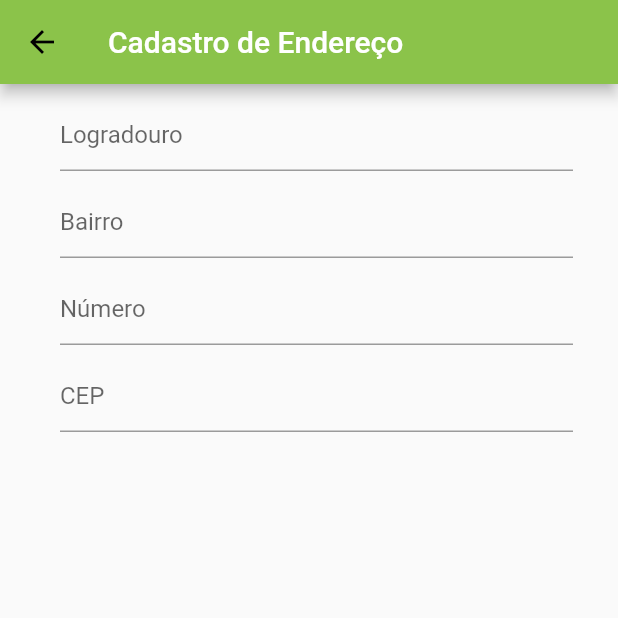
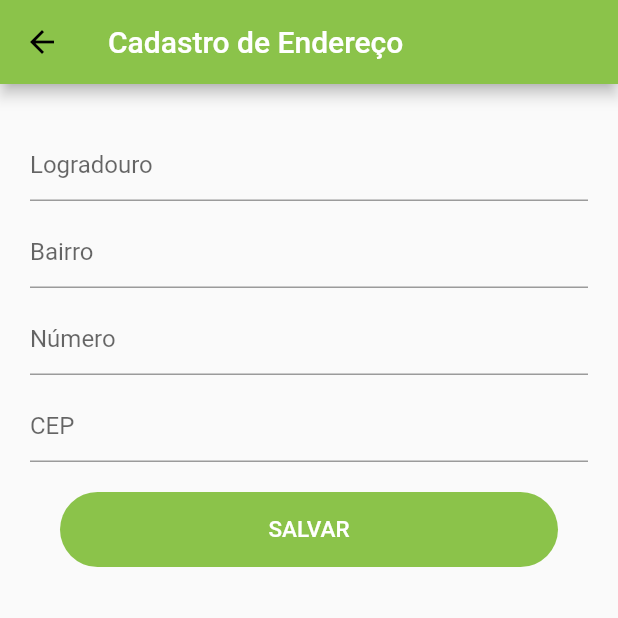
Before and after one commit to BOOMERS-inovathon-2022/inovathon_2022, a Flutter app: the AddressRegistrationPage screen opened directly, on a phone screen of 412 x 824 dp, the top half of it. Run offline on Flutter 3.47's test engine with Material 2 defaults, Android fonts, the phone set to English and light mode, and no system bars; our stand-ins replace carousel_slider, firebase_core; accounts and stored records are empty; network calls fail.

Commit message:
Correção nos inputs

```diff
--- a/lib/ui/screen/address_registration/address_registration_widget.dart
+++ b/lib/ui/screen/address_registration/address_registration_widget.dart
@@ -1,6 +1,7 @@
 import 'package:flutter/material.dart';
 import 'package:inovathon_2022/ui/screen/address_registration/address_registration_page.dart';
 
+import '../../shared/shared_button.dart';
 import '../../shared/shared_input.dart';
 
 class AddressRegistrationWidget extends State<AddressRegistrationPage> {
@@ -16,9 +17,8 @@ class AddressRegistrationWidget extends State<AddressRegistrationPage> {
             ),
           ),
         ),
-        body: Center(
-          child: Container(
-            padding: const EdgeInsets.only(right: 30),
+        body: Container(
+          padding: const EdgeInsets.all(20),
           child: Column(
             children: <Widget>[
               const SizedBox(height: 10),
@@ -37,12 +37,23 @@ class AddressRegistrationWidget extends State<AddressRegistrationPage> {
                 hintText: 'Número',
               ),
               const SizedBox(height: 10),
-                SharedTextInput(
+              Container(
+                child: SharedTextInput(
                   keyboardType: TextInputType.number,
                   hintText: 'CEP',
                 ),
+              ),
+              Center(
+                child: Container(
+                  padding: const EdgeInsets.all(20),
+                  alignment: Alignment.bottomCenter,
+                  child: SharedButton(
+                    text: 'Salvar',
+                    onClickAction: () => null,
+                  ),
+                ),
+              ),
             ],
-            ),
           ),
         ),
       ),
--- a/lib/ui/screen/seller_profile/seller_profile.dart
+++ b/lib/ui/screen/seller_profile/seller_profile.dart
@@ -76,7 +76,7 @@ class _SellerProfileState extends State<SellerProfile> with TickerProviderStateM
                         Row(
                           children: const [
                             Text(
-                              "Manoel Gomes", // TODO - corrigir overflow
+                              "Manoel Gomes",
                               style: TextStyle(
                                   overflow: TextOverflow.ellipsis,
                                   fontWeight: FontWeight.bold,
--- a/lib/ui/shared/shared_input.dart
+++ b/lib/ui/shared/shared_input.dart
@@ -33,9 +33,9 @@ class SharedTextInput extends StatelessWidget {
       obscureText: obscureText,
       inputFormatters: inputFormatters,
       decoration: InputDecoration(
-        icon: Icon(
-          icon,
-        ),
+        // icon: Icon(
+        //   icon,
+        // ),
         hintText: hintText,
       ),
     );
```
Lines whose indentation alone changed are shown as unchanged.
